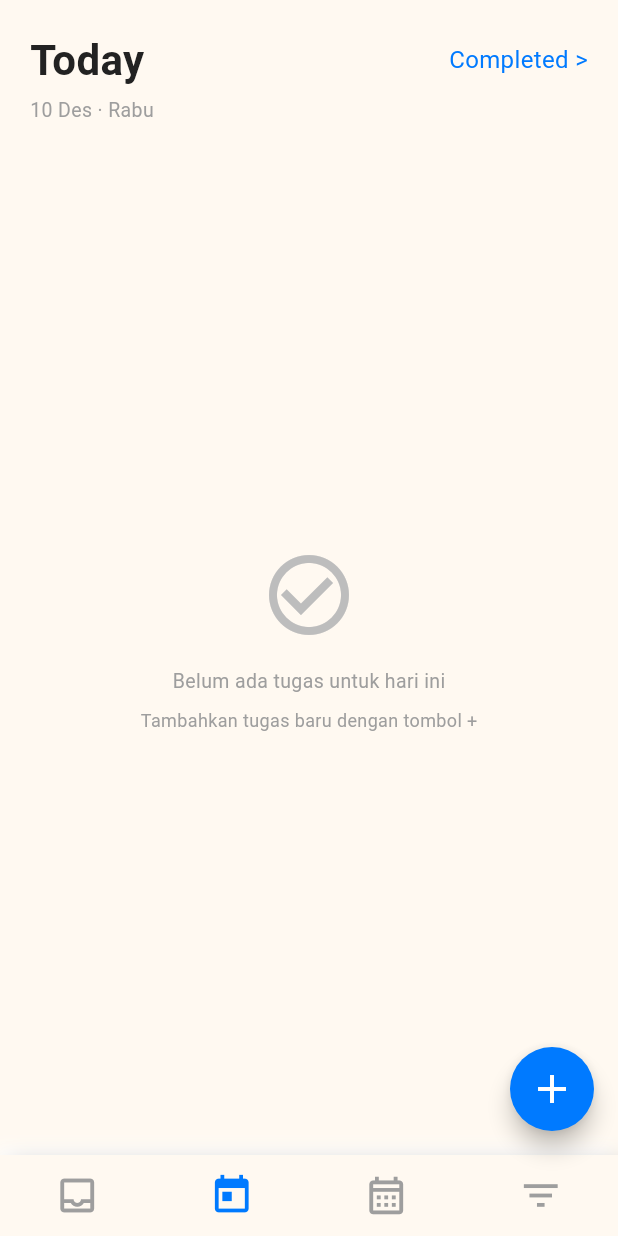
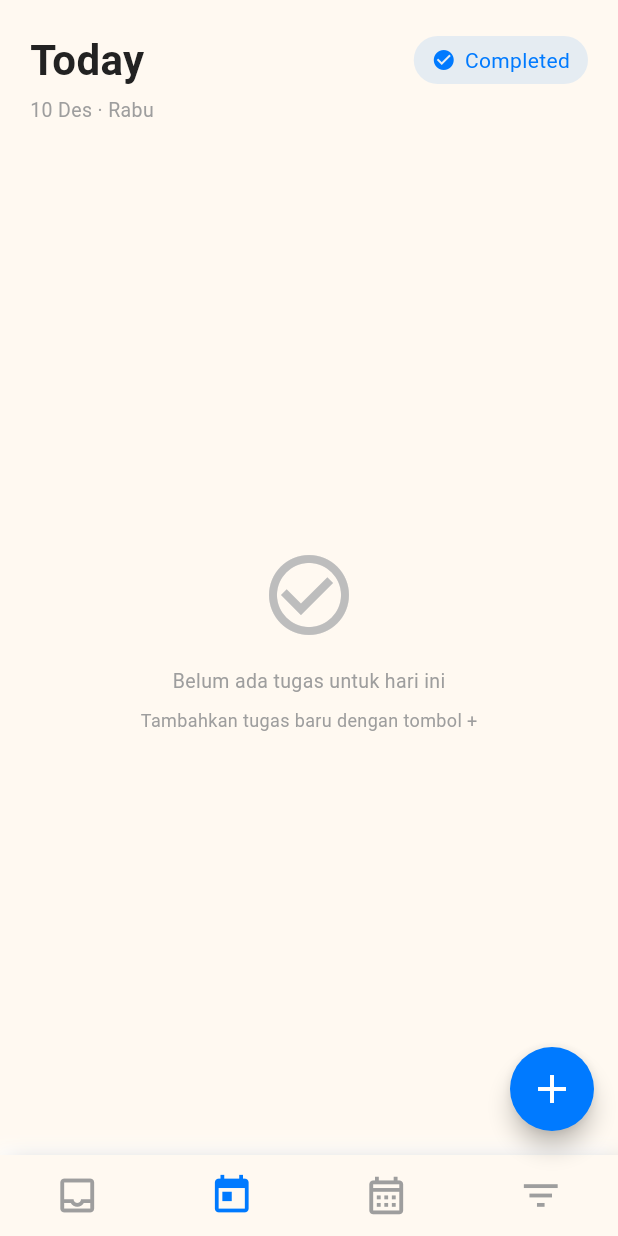
Before and after one commit to Abduldinata/project_flutter_todolist, a Flutter app: the TodayScreen screen opened by its route, on a phone screen of 412 x 824 dp. Run offline on Flutter 3.47's test engine with Material 3 defaults, Android fonts, the light colour scheme and no system bars; our stand-ins replace get, get_storage, image_picker, supabase_flutter; accounts and stored records are empty.

Commit message:
perbaikan(today): hapus tanggal redundan, tampilkan deskripsi
- Sembunyikan tanggal di TaskTile (sudah jelas 'Today')
- Tampilkan deskripsi task untuk konteks
- UI lebih fokus dan bersih

```diff
--- a/lib/screens/home/today_screen.dart
+++ b/lib/screens/home/today_screen.dart
@@ -113,16 +113,32 @@ class _TodayScreenState extends State<TodayScreen> {
           padding: const EdgeInsets.all(20),
           child: Column(
             children: [
-              // HEADER
+            // HEADER - ganti bagian ini
             Row(
               mainAxisAlignment: MainAxisAlignment.spaceBetween,
               children: [
                 const Text("Today", style: AppStyle.title),
                 GestureDetector(
                   onTap: () => Get.to(() => const CompletedScreen()),
-                    child: Text(
-                      "Completed >",
-                      style: AppStyle.normal.copyWith(color: AppColors.blue),
+                  child: Container(
+                    padding: const EdgeInsets.symmetric(horizontal: 12, vertical: 6),
+                    decoration: BoxDecoration(
+                      color: AppColors.blue.withOpacity(0.1),
+                      borderRadius: BorderRadius.circular(20),
+                    ),
+                    child: Row(
+                      children: [
+                        Icon(Icons.check_circle, size: 16, color: AppColors.blue),
+                        const SizedBox(width: 6),
+                        Text(
+                          "Completed",
+                          style: AppStyle.normal.copyWith(
+                            color: AppColors.blue,
+                            fontSize: 14,
+                          ),
+                        ),
+                      ],
+                    ),
                   ),
                 ),
               ],
@@ -227,19 +243,13 @@ class _TodayScreenState extends State<TodayScreen> {
       itemBuilder: (_, index) {
         final task = tasks[index];
 
-      // Di _buildTaskList() - LINE YANG PERLU DIPERBAIKI:
         return TaskTile(
           task: task,
           onToggleCompletion: (taskId, currentValue) =>
               _toggleTaskCompletion(taskId, currentValue),
           onDelete: (taskId, title) => _deleteTask(taskId, title),
-        // ❌ HAPUS INI jika ada:
-        // onTap: () {
-        //   Get.snackbar("Info", "Detail task: ${task['title']}");
-        // },
-
-        // ✅ ATAU BIARKAN KOSONG (null):
-        onTap: null,
+          showDate: false, // ❌ TIDAK tampilkan tanggal di Today (redundan)
+          compactMode: false, // ✅ Tampilkan deskripsi normal
         );
       },
     );
```
Lines whose indentation alone changed are shown as unchanged.
